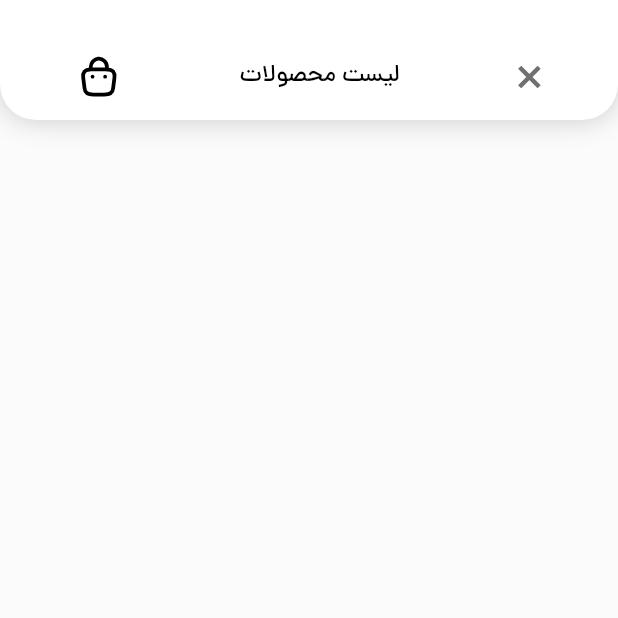
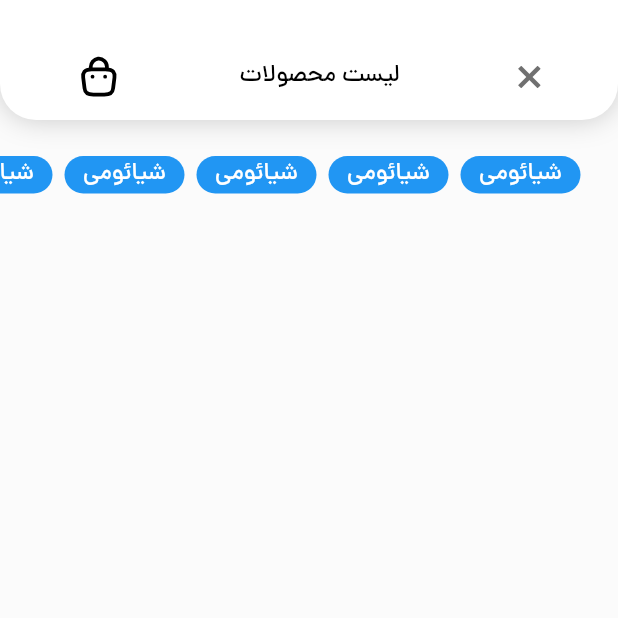
Before and after one commit to mohammad-dehghanifard/flutter_online_shop_bloc, a Flutter app: the ProductListPage screen opened directly, on a phone screen of 412 x 824 dp, the top half of it. Run offline on Flutter 3.47's test engine with Material 3 defaults, Android fonts, the phone set to English and light mode, and no system bars; our stand-ins replace carousel_slider, flutter_spinkit, flutter_svg.

Commit message:
impl ProductTagWidget custom widget

```diff
--- a/lib/features/product/presentation/pages/product_list_page.dart
+++ b/lib/features/product/presentation/pages/product_list_page.dart
@@ -1,7 +1,9 @@
 import 'package:flutter/material.dart';
 import 'package:flutter_online_shop_bloc/core/constants/app_colors.dart';
+import 'package:flutter_online_shop_bloc/core/constants/app_dimens.dart';
 import 'package:flutter_online_shop_bloc/core/constants/app_strings.dart';
 import 'package:flutter_online_shop_bloc/core/widgets/page_app_bar_widget.dart';
+import 'package:flutter_online_shop_bloc/features/product/presentation/widgets/product_tag_widget.dart';
 import 'package:flutter_online_shop_bloc/gen/assets.gen.dart';
 import 'package:flutter_svg/flutter_svg.dart';
 
@@ -18,6 +20,27 @@ class ProductListPage extends StatelessWidget {
         title:  Text(AppStrings.productsList,style: Theme.of(context).textTheme.titleMedium),
         action: SvgPicture.asset(Assets.svg.cart,colorFilter: const ColorFilter.mode(AppColors.black, BlendMode.srcIn)),
       ),
+      body: Column(
+        children: [
+          const SizedBox(height: AppDimens.large),
+          SizedBox(
+            height: 45,
+            child: ListView.builder(
+              scrollDirection: Axis.horizontal,
+              itemCount: 10,
+                itemBuilder: (context, index) {
+                  return Padding(
+                    padding:  EdgeInsets.only(
+                      right: index == 0 ? AppDimens.pageMargin : 0,
+                      left: AppDimens.small
+                    ),
+                    child: const ProductTagWidget(),
+                  );
+                },
+            ),
+          )
+        ],
+      ),
     );
   }
 }
--- /dev/null
+++ b/lib/features/product/presentation/widgets/product_tag_widget.dart
@@ -0,0 +1,27 @@
+import 'package:flutter/material.dart';
+import 'package:flutter_online_shop_bloc/core/constants/app_colors.dart';
+import 'package:flutter_online_shop_bloc/core/constants/app_dimens.dart';
+
+class ProductTagWidget extends StatelessWidget {
+  const ProductTagWidget({
+    super.key,
+  });
+
+  @override
+  Widget build(BuildContext context) {
+    return Column(
+      mainAxisSize: MainAxisSize.min,
+      children: [
+        Container(
+          width: 80,
+          height: 25,
+          decoration: BoxDecoration(
+              borderRadius: BorderRadius.circular(AppDimens.large * 2),
+              color: AppColors.primaryColor
+          ),
+          child: Center(child: Text("شیائومی",style: Theme.of(context).textTheme.titleMedium!.apply(color: AppColors.white))),
+        ),
+      ],
+    );
+  }
+}
```
